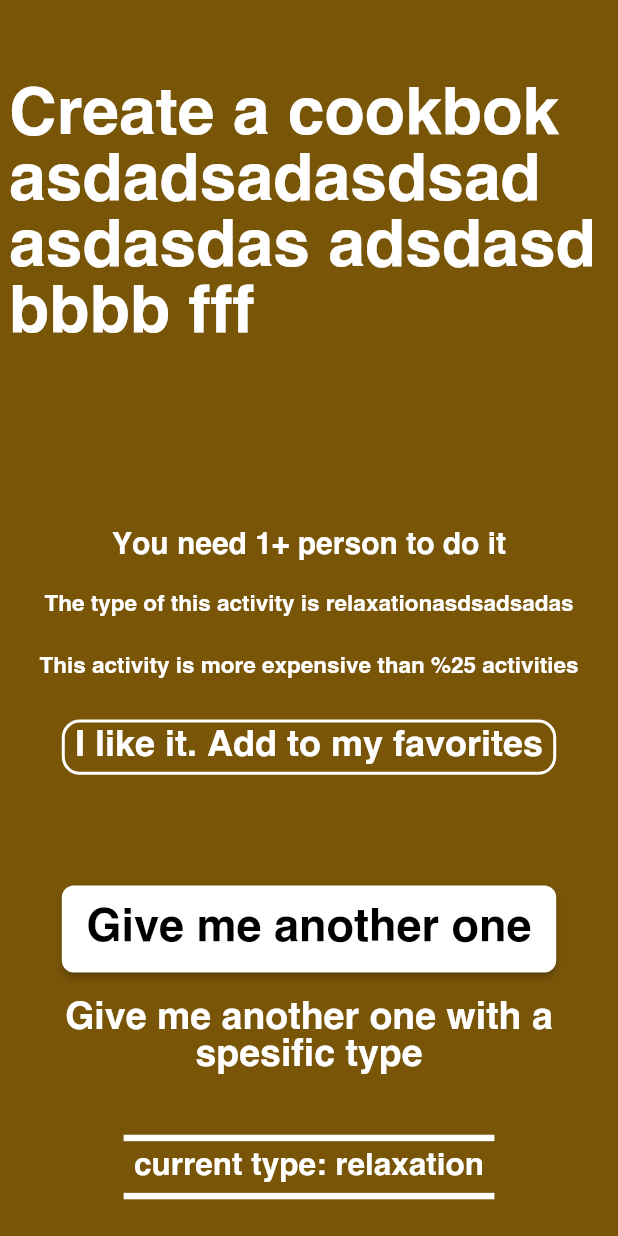
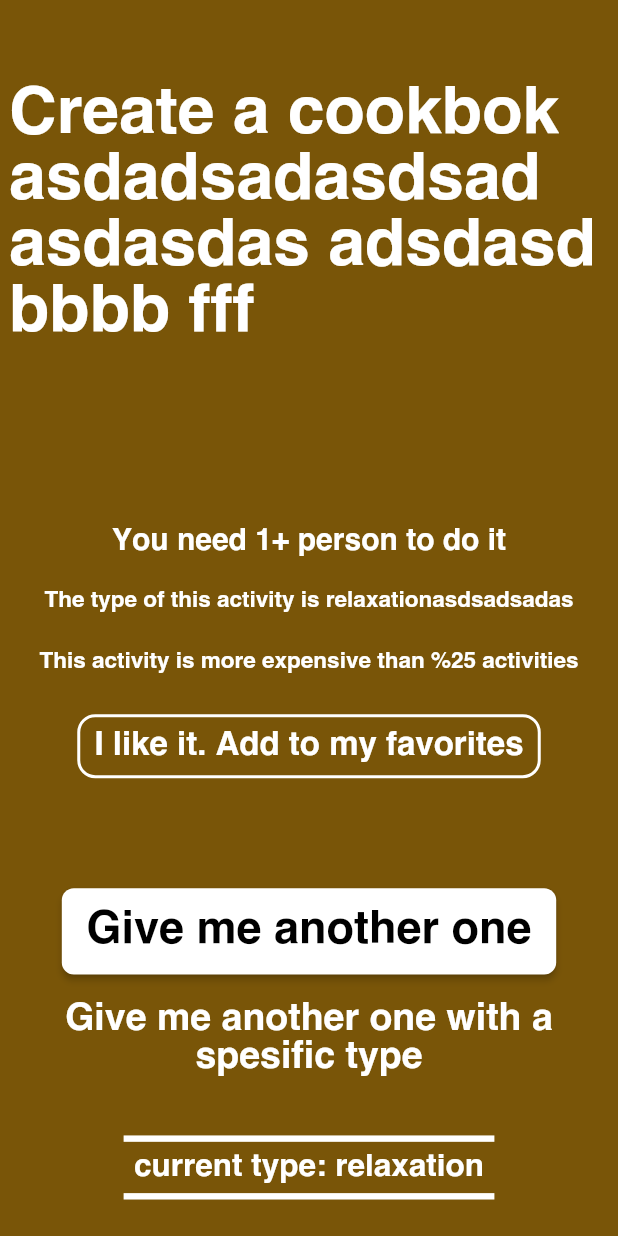
Before and after one commit to batuhankrbb/i_am_bored, a Flutter app: the screen it shows after launch, on a phone screen of 412 x 824 dp. Run offline on Flutter 3.47's test engine with Material 2 defaults, Android fonts, the phone set to English and light mode, and no system bars; drawn by our look-alikes of auto_size_text; our stand-ins replace connectivity, device_preview, dio, freezed_annotation, get_it, hive and 2 more; accounts and stored records are empty; generated files the repository leaves out were written again.

Commit message:
add: BoundedAutoSizeText, ChooseTypePage | update: CustomBigText, CustomBorderedButton, ActivityDetailPage, MainPage | Note: ALL OF THEM WILL BE UPDATED

```diff
--- a/lib/features/activities/presentation/components/custom_big_text.dart
+++ b/lib/features/activities/presentation/components/custom_big_text.dart
@@ -15,7 +15,7 @@ class CustomBigText extends StatelessWidget {
           texts[index],
           style: TextStyle(
             color: context.secondaryColor,
-            fontSize: 35,
+            fontSize: 100,
           ),
           minFontSize: 25,
         );
--- a/lib/features/activities/presentation/components/custom_bordered_button.dart
+++ b/lib/features/activities/presentation/components/custom_bordered_button.dart
@@ -5,18 +5,21 @@ import 'package:im_bored_app/core/user_interface/responsive_layout/widgets/infor
 
 class CustomBorderedButton extends StatelessWidget {
   const CustomBorderedButton(
-      {Key? key, required this.text, required this.onPressed, this.widthRatio})
+      {Key? key,
+      required this.text,
+      required this.onPressed,
+      this.widthRatio = 0.75})
       : super(key: key);
 
   final String text;
   final VoidCallback onPressed;
-  final double? widthRatio;
+  final double widthRatio;
 
   @override
   Widget build(BuildContext context) {
     return InformerWidget(onPageBuild: (context, info) {
       return Container(
-        width: info.screenSize.width * (widthRatio ?? 0.8),
+        width: info.screenSize.width * widthRatio,
         height: info.screenSize.height * 0.04,
         decoration: BoxDecoration(
           border: Border.all(color: context.secondaryColor, width: 2),
@@ -29,13 +32,13 @@ class CustomBorderedButton extends StatelessWidget {
 
   Widget buildAutoSizeText(BuildContext context) {
     return Container(
-      padding: EdgeInsets.all(context.padding4),
+      padding: EdgeInsets.all(context.padding8),
       alignment: Alignment.center,
       child: AutoSizeText(
         text,
         maxLines: 1,
         style: TextStyle(fontSize: 50, color: context.secondaryColor),
-        minFontSize: 12,
+        minFontSize: 10,
       ),
     );
   }
--- a/lib/features/activities/presentation/screens/home/page/activity_detail_page.dart
+++ b/lib/features/activities/presentation/screens/home/page/activity_detail_page.dart
@@ -42,7 +42,7 @@ class _ActivityDetailPageState extends State<ActivityDetailPage> {
                 flex: 1,
               ),
               Expanded(
-                flex: 6,
+                flex: 7,
                 child: CustomBorderedButton(
                     text: "I like it. Add to my favorites", onPressed: () {}),
               ),
--- a/lib/features/activities/presentation/screens/home/page/main_page.dart
+++ b/lib/features/activities/presentation/screens/home/page/main_page.dart
@@ -33,9 +33,7 @@ class _MainPageState extends BaseState<MainPage> {
                 flex: 40,
                 child: Padding(
                   padding: EdgeInsets.all(4.0),
-                  child: Container(
-                    color: Colors.green,
-                  ),
+                  child: CustomBigText(texts: ["So,","are you","bored"])
                 ),
               ),
               Spacer(
```
Also changed, not shown: lib/features/activities/presentation/components/bounded_auto_size_text.dart (added, +26 -0 lines), lib/features/activities/presentation/screens/home/page/choose_type_page.dart (added, +63 -0 lines).
